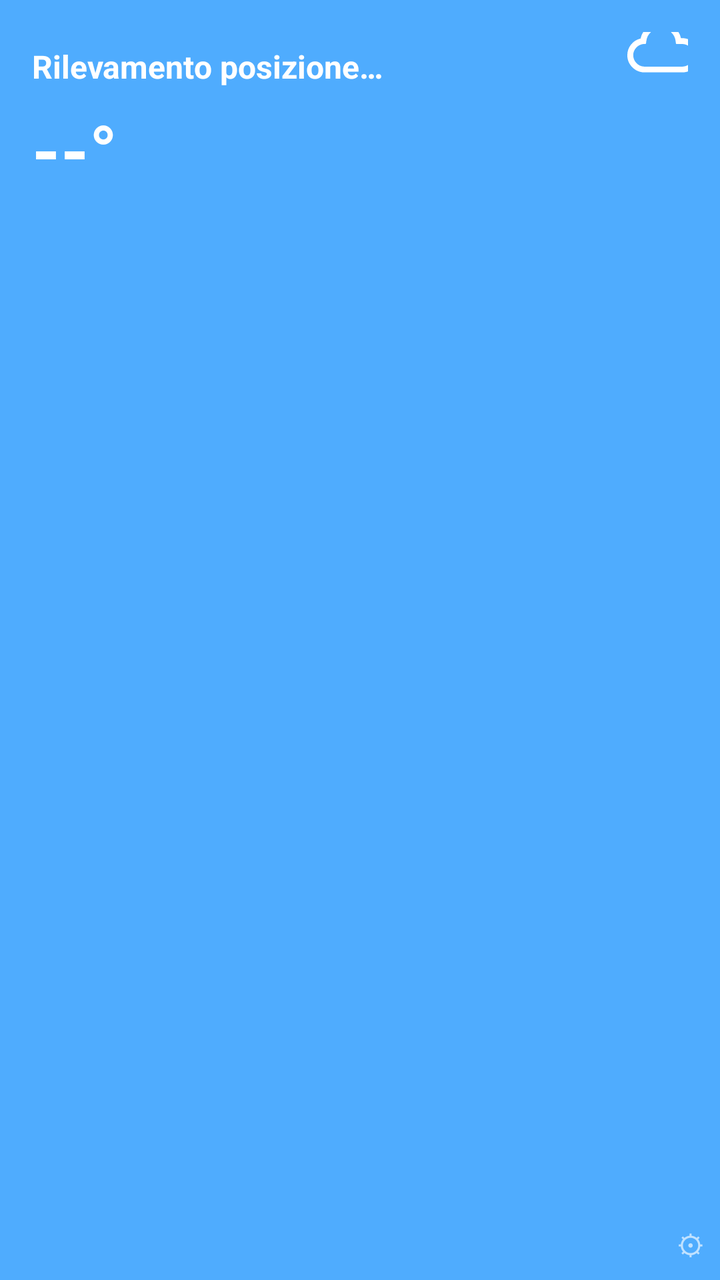
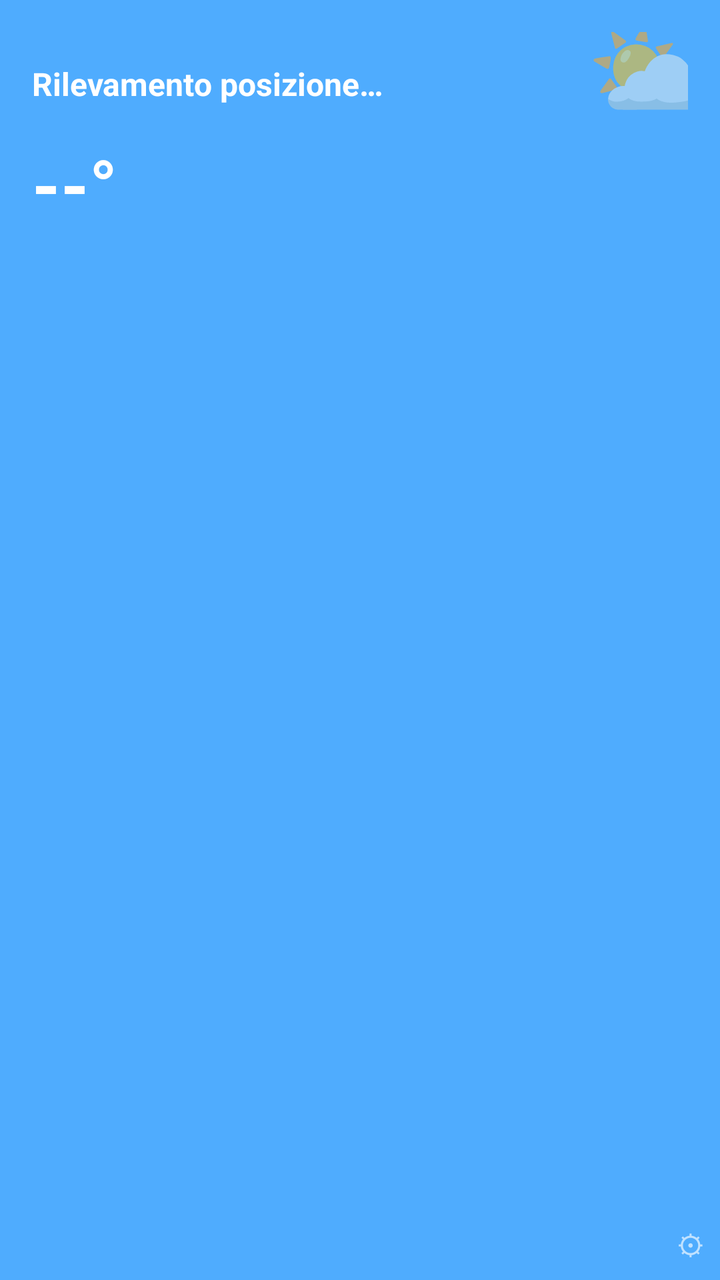

Two renders of the same Android screen: before a commit and after it. Below are the layout's source before the change and the commit's diff.
<!-- AndroidManifest.xml: application theme Theme.AppCompat.Light.NoActionBar -->
<!-- res/layout/weather_widget_small.xml -->
<?xml version="1.0" encoding="utf-8"?>
<FrameLayout xmlns:android="http://schemas.android.com/apk/res/android"
    android:layout_width="match_parent"
    android:layout_height="match_parent">

    <LinearLayout
        android:id="@+id/widget_root"
        android:layout_width="match_parent"
        android:layout_height="match_parent"
        android:orientation="vertical"
        android:background="#4facfe"
        android:padding="16dp">

        <LinearLayout
            android:layout_width="match_parent"
            android:layout_height="wrap_content"
            android:orientation="horizontal"
            android:clipChildren="false">

            <TextView
                android:id="@+id/city_text"
                android:layout_width="0dp"
                android:layout_height="wrap_content"
                android:layout_weight="1"
                android:layout_gravity="center_vertical"
                android:text="Rilevamento posizione…"
                android:textColor="#FFFFFF"
                android:textSize="16sp"
                android:textStyle="bold" />

            
            <ImageView
                android:id="@+id/icon_text"
                android:layout_width="52dp"
                android:layout_height="52dp"
                android:layout_marginTop="-18dp"
                android:layout_marginEnd="-14dp"
                android:src="@drawable/ic_weather_cloudy" />
        </LinearLayout>

        <TextView
            android:id="@+id/temp_text"
            android:layout_width="wrap_content"
            android:layout_height="wrap_content"
            android:text="--°"
            android:textColor="#FFFFFF"
            android:textSize="36sp"
            android:textStyle="bold" />

        <TextView
            android:id="@+id/desc_text"
            android:layout_width="wrap_content"
            android:layout_height="wrap_content"
            android:text=""
            android:textColor="#FFFFFF"
            android:textSize="13sp" />

    </LinearLayout>

    <TextView
        android:id="@+id/settings_icon"
        android:layout_width="wrap_content"
        android:layout_height="wrap_content"
        android:layout_gravity="bottom|end"
        android:padding="8dp"
        android:text="⚙"
        android:textColor="#FFFFFF"
        android:alpha="0.65"
        android:textSize="14sp" />

</FrameLayout>
<!-- resources referenced by this layout -->
<resources>
  <!-- drawable ic_weather_cloudy (drawable) -->
  <?xml version="1.0" encoding="utf-8"?>
  <vector xmlns:android="http://schemas.android.com/apk/res/android"
      android:width="24dp"
      android:height="24dp"
      android:viewportWidth="30"
      android:viewportHeight="30">
      <path
          android:fillColor="#FFFFFF"
          android:pathData="M4.61,16.88c0-1.15,0.36-2.17,1.08-3.07c0.72-0.9,1.63-1.48,2.74-1.73c0.31-1.37,1.02-2.49,2.11-3.37s2.35-1.32,3.76-1.32 c1.38,0,2.61,0.43,3.69,1.28s1.78,1.95,2.1,3.29h0.33c0.9,0,1.73,0.22,2.49,0.65s1.37,1.03,1.81,1.79c0.44,0.76,0.67,1.58,0.67,2.48 c0,0.88-0.21,1.7-0.63,2.45s-1,1.35-1.73,1.8c-0.73,0.45-1.54,0.69-2.41,0.72H9.41c-1.34-0.06-2.47-0.57-3.4-1.53 C5.08,19.37,4.61,18.22,4.61,16.88z M6.32,16.88c0,0.87,0.3,1.62,0.9,2.26s1.33,0.98,2.19,1.03h11.19c0.86-0.04,1.59-0.39,2.19-1.03 c0.61-0.64,0.91-1.4,0.91-2.26c0-0.88-0.33-1.63-0.98-2.27c-0.65-0.64-1.42-0.96-2.32-0.96H18.8c-0.11,0-0.17-0.06-0.17-0.18 l-0.07-0.57c-0.11-1.08-0.58-1.99-1.4-2.72c-0.82-0.73-1.77-1.1-2.86-1.1c-1.09,0-2.05,0.37-2.85,1.1 c-0.81,0.73-1.27,1.64-1.37,2.72l-0.08,0.57c0,0.12-0.07,0.18-0.2,0.18H9.27c-0.84,0.1-1.54,0.46-2.1,1.07S6.32,16.05,6.32,16.88z" />
  </vector>
</resources>

<!-- the commit's change to res/layout/weather_widget_small.xml (unified diff, before → after) -->
@@ -29,12 +29,22 @@
                 android:textStyle="bold" />
 
             
+            <TextView
+                android:id="@+id/icon_text_emoji"
+                android:layout_width="wrap_content"
+                android:layout_height="wrap_content"
+                android:layout_marginTop="-18dp"
+                android:layout_marginEnd="-14dp"
+                android:text="⛅"
+                android:textSize="52sp" />
+
             <ImageView
-                android:id="@+id/icon_text"
+                android:id="@+id/icon_text_vector"
                 android:layout_width="52dp"
                 android:layout_height="52dp"
                 android:layout_marginTop="-18dp"
                 android:layout_marginEnd="-14dp"
+                android:visibility="gone"
                 android:src="@drawable/ic_weather_cloudy" />
         </LinearLayout>
 
